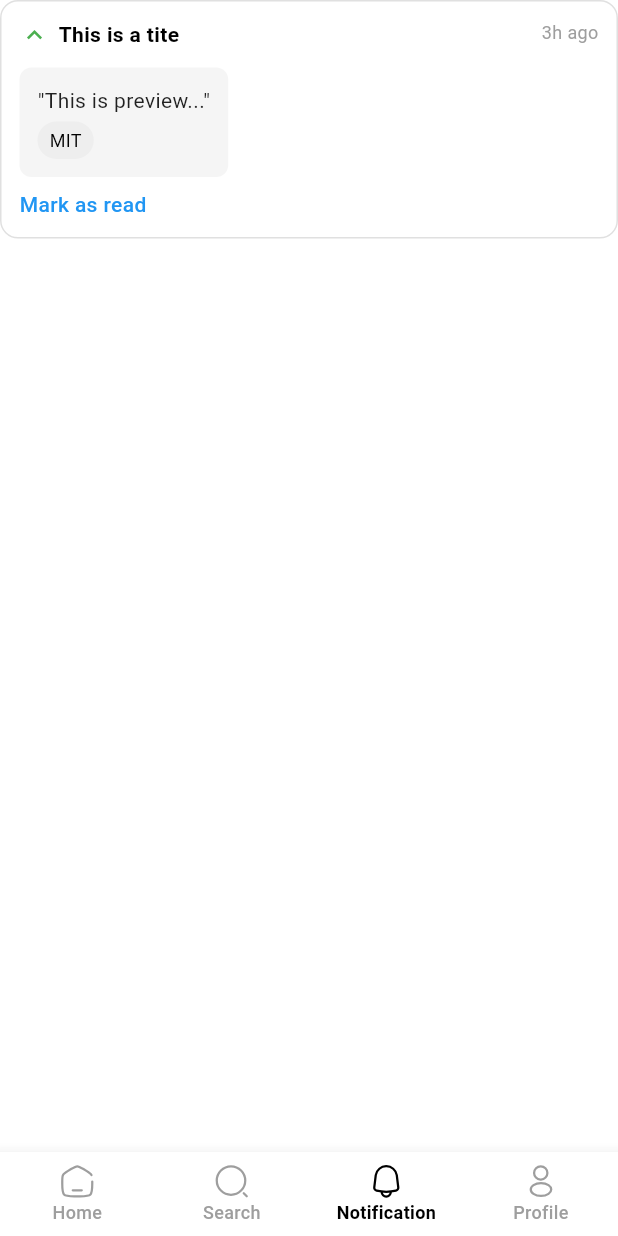
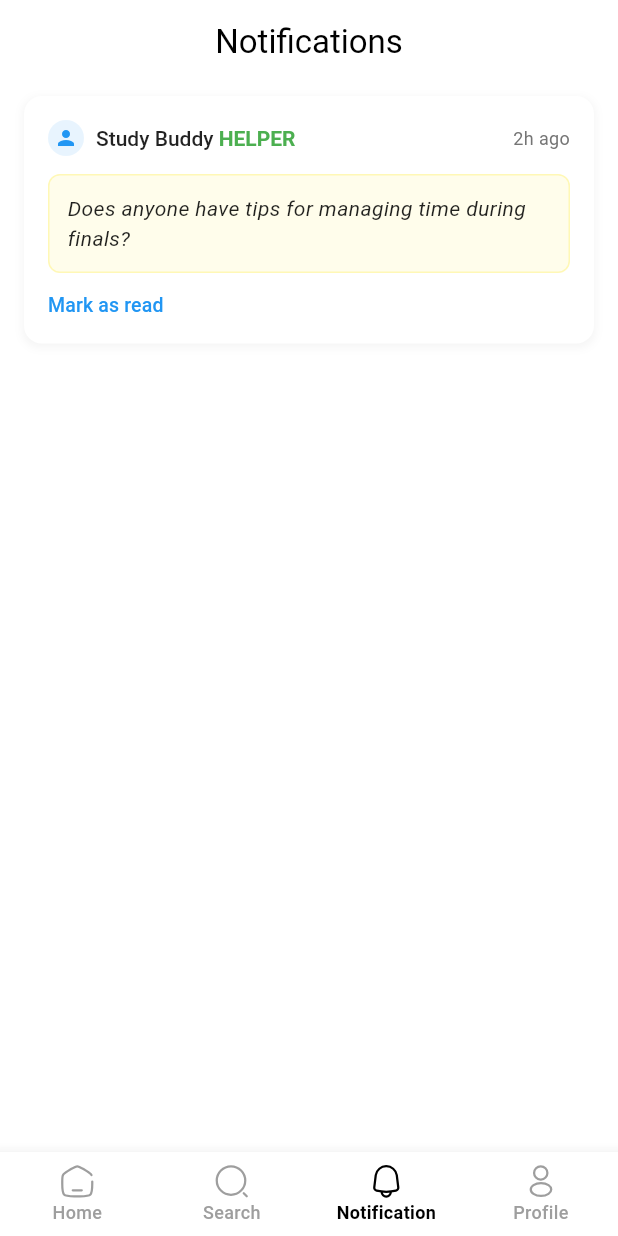
Before and after one commit to Pickle00/Anonymous-Confession, a Flutter app: the screen it shows after launch, item 3 of the bottom bar chosen, on a phone screen of 412 x 824 dp. Run offline on Flutter 3.47's test engine with Material 3 defaults, Android fonts, the light colour scheme and no system bars; our stand-ins replace flutter_svg, font_awesome_flutter, go_router; network calls fail.

Commit message:
feat: notification screen

```diff
--- a/lib/screens/notification/notification.dart
+++ b/lib/screens/notification/notification.dart
@@ -12,14 +12,30 @@ class _NotificationScreenState extends State<NotificationScreen> {
   @override
   Widget build(BuildContext context) {
     return Scaffold(
+      appBar: AppBar(
+        title: const Text('Notifications'),
+        centerTitle: true,
+        backgroundColor: Colors.white,
+        surfaceTintColor: Colors.white,
+        iconTheme: const IconThemeData(color: Colors.black),
+        elevation: 1,
+      ),
       body: SingleChildScrollView(
         child: Column(
           children: [
             NotificationCard(
-                title: 'This is a tite',
-                preview: 'This is preview',
-                university: 'MIT',
-                timeAgo: '3h ago'),
+              authorName: 'Study Buddy',
+              authorTag: 'HELPER',
+              authorTagColor: Colors.green,
+              timeAgo: '2h ago',
+              mainComment:
+                  "Does anyone have tips for managing time during finals?",
+              onMarkAsRead: () {
+                ScaffoldMessenger.of(context).showSnackBar(
+                  const SnackBar(content: Text('Marked as read')),
+                );
+              },
+            ),
           ],
         ),
       ),
--- a/lib/screens/notification/widget/notification_card.dart
+++ b/lib/screens/notification/widget/notification_card.dart
@@ -1,118 +1,177 @@
 import 'package:flutter/material.dart';
 
 class NotificationCard extends StatelessWidget {
-  final String title;
-  final String preview;
-  final String university;
-  final String? comment;
+  final String authorName;
+  final String? authorTag;
   final String timeAgo;
-  final bool isComment;
+  final String mainComment;
+  final String? replyComment;
+  final VoidCallback? onMarkAsRead;
+  final Color backgroundColor;
+  final Color authorTagColor;
+  final IconData? authorIcon;
 
   const NotificationCard({
-    super.key,
-    required this.title,
-    required this.preview,
-    required this.university,
-    this.comment,
+    Key? key,
+    required this.authorName,
+    this.authorTag,
     required this.timeAgo,
-    this.isComment = false,
-  });
+    required this.mainComment,
+    this.replyComment,
+    this.onMarkAsRead,
+    this.backgroundColor = Colors.white,
+    this.authorTagColor = Colors.blue,
+    this.authorIcon,
+  }) : super(key: key);
 
   @override
   Widget build(BuildContext context) {
     return Container(
-      padding: const EdgeInsets.all(12),
+      margin: const EdgeInsets.symmetric(horizontal: 16, vertical: 8),
+      padding: const EdgeInsets.all(16),
       decoration: BoxDecoration(
-        color: Colors.white,
+        color: backgroundColor,
         borderRadius: BorderRadius.circular(12),
-        border: Border.all(color: Colors.grey.shade300),
+        boxShadow: [
+          BoxShadow(
+            color: Colors.grey.withOpacity(0.1),
+            spreadRadius: 1,
+            blurRadius: 4,
+            offset: const Offset(0, 2),
+          ),
+        ],
       ),
       child: Column(
         crossAxisAlignment: CrossAxisAlignment.start,
         children: [
-          /// Top row: title + time ago
+          // Header row with author info and timestamp
           Row(
-            crossAxisAlignment: CrossAxisAlignment.start,
             children: [
-              if (isComment)
-                const Icon(Icons.chat_bubble_outline,
-                    size: 20, color: Colors.blue)
-              else
-                const Icon(Icons.expand_less, size: 20, color: Colors.green),
-              const SizedBox(width: 6),
-              Expanded(
-                child: Text(
-                  title,
-                  style: const TextStyle(fontWeight: FontWeight.w600),
+              // Profile icon
+              Container(
+                width: 24,
+                height: 24,
+                decoration: BoxDecoration(
+                  color: Colors.blue.withOpacity(0.1),
+                  borderRadius: BorderRadius.circular(12),
+                ),
+                child: Icon(
+                  authorIcon ?? Icons.person,
+                  size: 16,
+                  color: Colors.blue,
                 ),
               ),
-              const SizedBox(width: 6),
+              const SizedBox(width: 8),
+
+              // Author name and tag
+              Expanded(
+                child: RichText(
+                  text: TextSpan(
+                    style: const TextStyle(
+                      fontSize: 14,
+                      color: Colors.black87,
+                      fontWeight: FontWeight.w500,
+                    ),
+                    children: [
+                      TextSpan(text: authorName),
+                      if (authorTag != null) ...[
+                        const TextSpan(text: ' '),
+                        TextSpan(
+                          text: authorTag!,
+                          style: TextStyle(
+                            color: authorTagColor,
+                            fontWeight: FontWeight.bold,
+                          ),
+                        ),
+                      ],
+                    ],
+                  ),
+                ),
+              ),
+
+              // Timestamp
               Text(
                 timeAgo,
-                style: const TextStyle(color: Colors.grey, fontSize: 12),
+                style: TextStyle(
+                  fontSize: 12,
+                  color: Colors.grey[600],
+                ),
               ),
             ],
           ),
 
           const SizedBox(height: 12),
 
-          /// Quote preview
+          // Main comment
           Container(
             padding: const EdgeInsets.all(12),
             decoration: BoxDecoration(
-              color: Colors.grey.shade100,
+              color: Colors.yellow.withOpacity(0.1),
               borderRadius: BorderRadius.circular(8),
+              border: Border.all(
+                color: Colors.yellow.withOpacity(0.3),
+                width: 1,
               ),
-            child: Column(
-              crossAxisAlignment: CrossAxisAlignment.start,
-              children: [
-                /// Preview
-                Text(
-                  '"$preview..."',
-                  style: const TextStyle(color: Colors.black87),
-                ),
-                const SizedBox(height: 4),
-
-                /// University pill
-                Container(
-                  padding:
-                      const EdgeInsets.symmetric(horizontal: 8, vertical: 4),
-                  decoration: BoxDecoration(
-                    color: Colors.grey.shade200,
-                    borderRadius: BorderRadius.circular(16),
             ),
             child: Text(
-                    university,
-                    style: const TextStyle(fontSize: 12),
+              mainComment,
+              style: const TextStyle(
+                fontSize: 14,
+                color: Colors.black87,
+                fontStyle: FontStyle.italic,
+              ),
             ),
           ),
 
-                /// Optional comment
-                if (comment != null) ...[
-                  const SizedBox(height: 12),
-                  Text(
-                    '“$comment”',
-                    style: const TextStyle(
-                      color: Colors.blue,
-                      fontStyle: FontStyle.italic,
+          // Reply comment (if exists)
+          if (replyComment != null) ...[
+            const SizedBox(height: 8),
+            Container(
+              margin: const EdgeInsets.only(left: 16),
+              padding: const EdgeInsets.all(12),
+              decoration: BoxDecoration(
+                color: Colors.blue.withOpacity(0.05),
+                borderRadius: BorderRadius.circular(8),
+                border: Border(
+                  left: BorderSide(
+                    color: Colors.blue.withOpacity(0.3),
+                    width: 3,
                   ),
                 ),
-                ]
-              ],
+              ),
+              child: Text(
+                replyComment!,
+                style: const TextStyle(
+                  fontSize: 14,
+                  color: Colors.black87,
                 ),
               ),
+            ),
+          ],
 
-          const SizedBox(height: 8),
-          GestureDetector(
-            onTap: () {},
+          // Mark as read button
+          if (onMarkAsRead != null) ...[
+            const SizedBox(height: 12),
+            Align(
+              alignment: Alignment.centerLeft,
+              child: TextButton(
+                onPressed: onMarkAsRead,
+                style: TextButton.styleFrom(
+                  padding: const EdgeInsets.symmetric(horizontal: 0),
+                  minimumSize: Size.zero,
+                  tapTargetSize: MaterialTapTargetSize.shrinkWrap,
+                ),
                 child: const Text(
                   'Mark as read',
                   style: TextStyle(
+                    fontSize: 13,
                     color: Colors.blue,
                     fontWeight: FontWeight.w500,
                   ),
                 ),
               ),
+            ),
+          ],
         ],
       ),
     );
```
Lines whose indentation alone changed are shown as unchanged.
